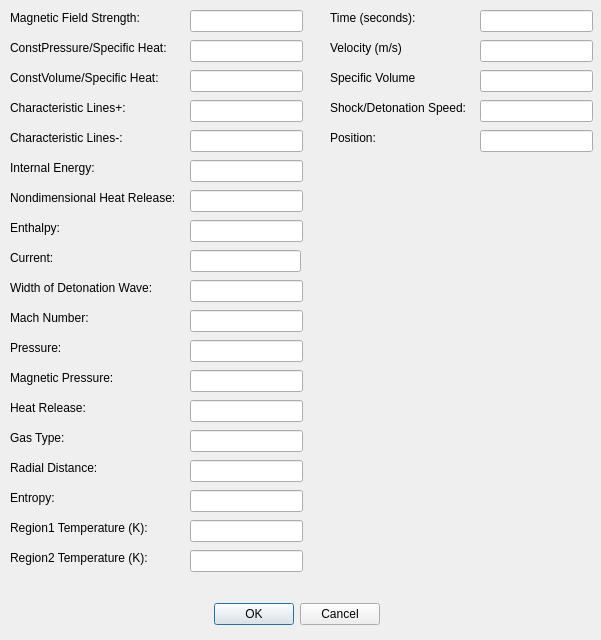
This is shockwaveparamsdlg.ui in caolandix/ShockwaveSim as Qt 5 draws it before an edit. The edited form follows.
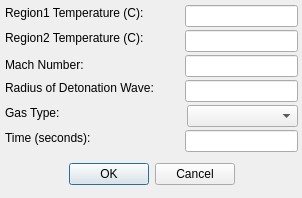
This is the edited form.

Diff of the .ui file:
```diff
--- a/shockwaveparamsdlg.ui
+++ b/shockwaveparamsdlg.ui
@@ -6,8 +6,8 @@
    <rect>
     <x>0</x>
     <y>0</y>
-    <width>601</width>
-    <height>640</height>
+    <width>302</width>
+    <height>198</height>
    </rect>
   </property>
   <property name="windowTitle">
@@ -16,8 +16,8 @@
   <widget class="QDialogButtonBox" name="btnsOkayCancel">
    <property name="geometry">
     <rect>
-     <x>150</x>
-     <y>600</y>
+     <x>5</x>
+     <y>160</y>
      <width>293</width>
      <height>28</height>
     </rect>
@@ -32,203 +32,37 @@
     <bool>true</bool>
    </property>
   </widget>
-  <widget class="QLabel" name="label">
-   <property name="geometry">
-    <rect>
-     <x>10</x>
-     <y>10</y>
-     <width>140</width>
-     <height>16</height>
-    </rect>
-   </property>
-   <property name="text">
-    <string>Magnetic Field Strength:</string>
-   </property>
-  </widget>
-  <widget class="QLineEdit" name="edtMagFieldStr">
-   <property name="geometry">
-    <rect>
-     <x>190</x>
-     <y>10</y>
-     <width>113</width>
-     <height>22</height>
-    </rect>
-   </property>
-  </widget>
-  <widget class="QLabel" name="label_2">
-   <property name="geometry">
-    <rect>
-     <x>10</x>
-     <y>40</y>
-     <width>166</width>
-     <height>16</height>
-    </rect>
-   </property>
-   <property name="text">
-    <string>ConstPressure/Specific Heat:</string>
-   </property>
-  </widget>
-  <widget class="QLabel" name="label_3">
-   <property name="geometry">
-    <rect>
-     <x>10</x>
-     <y>70</y>
-     <width>159</width>
-     <height>16</height>
-    </rect>
-   </property>
-   <property name="text">
-    <string>ConstVolume/Specific Heat:</string>
-   </property>
-  </widget>
-  <widget class="QLabel" name="label_4">
-   <property name="geometry">
-    <rect>
-     <x>10</x>
-     <y>100</y>
-     <width>131</width>
-     <height>16</height>
-    </rect>
-   </property>
-   <property name="text">
-    <string>Characteristic Lines+:</string>
-   </property>
-  </widget>
-  <widget class="QLabel" name="label_5">
-   <property name="geometry">
-    <rect>
-     <x>10</x>
-     <y>160</y>
-     <width>101</width>
-     <height>16</height>
-    </rect>
-   </property>
-   <property name="text">
-    <string>Internal Energy:</string>
-   </property>
-  </widget>
-  <widget class="QLabel" name="label_6">
-   <property name="geometry">
-    <rect>
-     <x>10</x>
-     <y>130</y>
-     <width>131</width>
-     <height>16</height>
-    </rect>
-   </property>
-   <property name="text">
-    <string>Characteristic Lines-:</string>
-   </property>
-  </widget>
-  <widget class="QLabel" name="label_7">
-   <property name="geometry">
-    <rect>
-     <x>10</x>
-     <y>190</y>
-     <width>181</width>
-     <height>16</height>
-    </rect>
-   </property>
-   <property name="text">
-    <string>Nondimensional Heat Release:</string>
-   </property>
-  </widget>
-  <widget class="QLabel" name="label_8">
-   <property name="geometry">
-    <rect>
-     <x>10</x>
-     <y>220</y>
-     <width>61</width>
-     <height>16</height>
-    </rect>
-   </property>
-   <property name="text">
-    <string>Enthalpy:</string>
-   </property>
-  </widget>
-  <widget class="QLabel" name="label_9">
-   <property name="geometry">
-    <rect>
-     <x>10</x>
-     <y>250</y>
-     <width>51</width>
-     <height>16</height>
-    </rect>
-   </property>
-   <property name="text">
-    <string>Current:</string>
-   </property>
-  </widget>
   <widget class="QLabel" name="label_10">
    <property name="geometry">
     <rect>
-     <x>10</x>
-     <y>280</y>
+     <x>5</x>
+     <y>80</y>
      <width>161</width>
      <height>16</height>
     </rect>
    </property>
    <property name="text">
-    <string>Width of Detonation Wave:</string>
-   </property>
-  </widget>
-  <widget class="QLabel" name="label_11">
-   <property name="geometry">
-    <rect>
-     <x>10</x>
-     <y>340</y>
-     <width>151</width>
-     <height>16</height>
-    </rect>
-   </property>
-   <property name="text">
-    <string>Pressure:</string>
+    <string>Radius of Detonation Wave:</string>
    </property>
   </widget>
   <widget class="QLabel" name="label_12">
    <property name="geometry">
     <rect>
-     <x>10</x>
-     <y>310</y>
+     <x>5</x>
+     <y>55</y>
      <width>140</width>
-     <height>16</height>
+     <height>20</height>
     </rect>
    </property>
    <property name="text">
     <string>Mach Number:</string>
    </property>
   </widget>
-  <widget class="QLabel" name="label_13">
-   <property name="geometry">
-    <rect>
-     <x>10</x>
-     <y>370</y>
-     <width>151</width>
-     <height>16</height>
-    </rect>
-   </property>
-   <property name="text">
-    <string>Magnetic Pressure:</string>
-   </property>
-  </widget>
-  <widget class="QLabel" name="label_14">
-   <property name="geometry">
-    <rect>
-     <x>10</x>
-     <y>400</y>
-     <width>81</width>
-     <height>16</height>
-    </rect>
-   </property>
-   <property name="text">
-    <string>Heat Release:</string>
-   </property>
-  </widget>
   <widget class="QLabel" name="label_15">
    <property name="geometry">
     <rect>
-     <x>10</x>
-     <y>430</y>
+     <x>5</x>
+     <y>105</y>
      <width>61</width>
      <height>16</height>
     </rect>
@@ -237,50 +71,24 @@
     <string>Gas Type:</string>
    </property>
   </widget>
-  <widget class="QLabel" name="label_16">
-   <property name="geometry">
-    <rect>
-     <x>10</x>
-     <y>460</y>
-     <width>101</width>
-     <height>16</height>
-    </rect>
-   </property>
-   <property name="text">
-    <string>Radial Distance:</string>
-   </property>
-  </widget>
-  <widget class="QLabel" name="label_17">
-   <property name="geometry">
-    <rect>
-     <x>10</x>
-     <y>490</y>
-     <width>151</width>
-     <height>16</height>
-    </rect>
-   </property>
-   <property name="text">
-    <string>Entropy:</string>
-   </property>
-  </widget>
   <widget class="QLabel" name="label_18">
    <property name="geometry">
     <rect>
-     <x>10</x>
-     <y>520</y>
+     <x>5</x>
+     <y>5</y>
      <width>151</width>
      <height>16</height>
     </rect>
    </property>
    <property name="text">
-    <string>Region1 Temperature (K):</string>
+    <string>Region1 Temperature (C):</string>
    </property>
   </widget>
   <widget class="QLabel" name="label_19">
    <property name="geometry">
     <rect>
-     <x>330</x>
-     <y>10</y>
+     <x>5</x>
+     <y>130</y>
      <width>151</width>
      <height>16</height>
     </rect>
@@ -289,107 +97,11 @@
     <string>Time (seconds):</string>
    </property>
   </widget>
-  <widget class="QLabel" name="label_20">
+  <widget class="QLineEdit" name="edtRadiusOfDetonation">
    <property name="geometry">
     <rect>
-     <x>330</x>
-     <y>70</y>
-     <width>151</width>
-     <height>16</height>
-    </rect>
-   </property>
-   <property name="text">
-    <string>Specific Volume</string>
-   </property>
-  </widget>
-  <widget class="QLabel" name="label_21">
-   <property name="geometry">
-    <rect>
-     <x>330</x>
-     <y>40</y>
-     <width>151</width>
-     <height>16</height>
-    </rect>
-   </property>
-   <property name="text">
-    <string>Velocity (m/s)</string>
-   </property>
-  </widget>
-  <widget class="QLineEdit" name="edtConstPressSpecificHeat">
-   <property name="geometry">
-    <rect>
-     <x>190</x>
-     <y>40</y>
-     <width>113</width>
-     <height>22</height>
-    </rect>
-   </property>
-  </widget>
-  <widget class="QLineEdit" name="edtCharLinesPlus">
-   <property name="geometry">
-    <rect>
-     <x>190</x>
-     <y>100</y>
-     <width>113</width>
-     <height>22</height>
-    </rect>
-   </property>
-  </widget>
-  <widget class="QLineEdit" name="edtCharLinesMinus">
-   <property name="geometry">
-    <rect>
-     <x>190</x>
-     <y>130</y>
-     <width>113</width>
-     <height>22</height>
-    </rect>
-   </property>
-  </widget>
-  <widget class="QLineEdit" name="edtInternalEnergy">
-   <property name="geometry">
-    <rect>
-     <x>190</x>
-     <y>160</y>
-     <width>113</width>
-     <height>22</height>
-    </rect>
-   </property>
-  </widget>
-  <widget class="QLineEdit" name="edtNonDimHeatRel">
-   <property name="geometry">
-    <rect>
-     <x>190</x>
-     <y>190</y>
-     <width>113</width>
-     <height>22</height>
-    </rect>
-   </property>
-  </widget>
-  <widget class="QLineEdit" name="edtEnthalpy">
-   <property name="geometry">
-    <rect>
-     <x>190</x>
-     <y>220</y>
-     <width>113</width>
-     <height>22</height>
-    </rect>
-   </property>
-  </widget>
-  <widget class="QLineEdit" name="edtCurrent">
-   <property name="geometry">
-    <rect>
-     <x>190</x>
-     <y>250</y>
-     <width>111</width>
-     <height>22</height>
-    </rect>
-   </property>
-  </widget>
-  <widget class="QLineEdit" name="edtWidthOfDetonation">
-   <property name="geometry">
-    <rect>
-     <x>190</x>
-     <y>280</y>
+     <x>185</x>
+     <y>80</y>
      <width>113</width>
      <height>22</height>
     </rect>
@@ -398,84 +110,8 @@
   <widget class="QLineEdit" name="edtMachNum">
    <property name="geometry">
     <rect>
-     <x>190</x>
-     <y>310</y>
-     <width>113</width>
-     <height>22</height>
-    </rect>
-   </property>
-  </widget>
-  <widget class="QLineEdit" name="edtConstVolSpecificHeat">
-   <property name="geometry">
-    <rect>
-     <x>190</x>
-     <y>70</y>
-     <width>113</width>
-     <height>22</height>
-    </rect>
-   </property>
-  </widget>
-  <widget class="QLabel" name="label_23">
-   <property name="geometry">
-    <rect>
-     <x>330</x>
-     <y>130</y>
-     <width>51</width>
-     <height>16</height>
-    </rect>
-   </property>
-   <property name="text">
-    <string>Position: </string>
-   </property>
-  </widget>
-  <widget class="QLabel" name="label_22">
-   <property name="geometry">
-    <rect>
-     <x>330</x>
-     <y>100</y>
-     <width>151</width>
-     <height>16</height>
-    </rect>
-   </property>
-   <property name="text">
-    <string>Shock/Detonation Speed: </string>
-   </property>
-  </widget>
-  <widget class="QLineEdit" name="edtPressure">
-   <property name="geometry">
-    <rect>
-     <x>190</x>
-     <y>340</y>
-     <width>113</width>
-     <height>22</height>
-    </rect>
-   </property>
-  </widget>
-  <widget class="QLineEdit" name="edtGasType">
-   <property name="geometry">
-    <rect>
-     <x>190</x>
-     <y>430</y>
-     <width>113</width>
-     <height>22</height>
-    </rect>
-   </property>
-  </widget>
-  <widget class="QLineEdit" name="edtHeatRel">
-   <property name="geometry">
-    <rect>
-     <x>190</x>
-     <y>400</y>
-     <width>113</width>
-     <height>22</height>
-    </rect>
-   </property>
-  </widget>
-  <widget class="QLineEdit" name="edtMagPress">
-   <property name="geometry">
-    <rect>
-     <x>190</x>
-     <y>370</y>
+     <x>185</x>
+     <y>55</y>
      <width>113</width>
      <height>22</height>
     </rect>
@@ -484,58 +120,8 @@
   <widget class="QLineEdit" name="edtTempR1">
    <property name="geometry">
     <rect>
-     <x>190</x>
-     <y>520</y>
-     <width>113</width>
-     <height>22</height>
-    </rect>
-   </property>
-  </widget>
-  <widget class="QLineEdit" name="edtEntropy">
-   <property name="geometry">
-    <rect>
-     <x>190</x>
-     <y>490</y>
-     <width>113</width>
-     <height>22</height>
-    </rect>
-   </property>
-  </widget>
-  <widget class="QLineEdit" name="edtRadialDist">
-   <property name="geometry">
-    <rect>
-     <x>190</x>
-     <y>460</y>
-     <width>113</width>
-     <height>22</height>
-    </rect>
-   </property>
-  </widget>
-  <widget class="QLineEdit" name="edtShockDetSpeed">
-   <property name="geometry">
-    <rect>
-     <x>480</x>
-     <y>100</y>
-     <width>113</width>
-     <height>22</height>
-    </rect>
-   </property>
-  </widget>
-  <widget class="QLineEdit" name="edtSpecificVol">
-   <property name="geometry">
-    <rect>
-     <x>480</x>
-     <y>70</y>
-     <width>113</width>
-     <height>22</height>
-    </rect>
-   </property>
-  </widget>
-  <widget class="QLineEdit" name="edtVelocity">
-   <property name="geometry">
-    <rect>
-     <x>480</x>
-     <y>40</y>
+     <x>185</x>
+     <y>5</y>
      <width>113</width>
      <height>22</height>
     </rect>
@@ -544,17 +130,7 @@
   <widget class="QLineEdit" name="edtTime">
    <property name="geometry">
     <rect>
-     <x>480</x>
-     <y>10</y>
-     <width>113</width>
-     <height>22</height>
-    </rect>
-   </property>
-  </widget>
-  <widget class="QLineEdit" name="edtPosition">
-   <property name="geometry">
-    <rect>
-     <x>480</x>
+     <x>185</x>
      <y>130</y>
      <width>113</width>
      <height>22</height>
@@ -564,26 +140,36 @@
   <widget class="QLabel" name="label_24">
    <property name="geometry">
     <rect>
-     <x>10</x>
-     <y>550</y>
+     <x>5</x>
+     <y>30</y>
      <width>151</width>
      <height>16</height>
     </rect>
    </property>
    <property name="text">
-    <string>Region2 Temperature (K):</string>
+    <string>Region2 Temperature (C):</string>
    </property>
   </widget>
   <widget class="QLineEdit" name="edtTempR2">
    <property name="geometry">
     <rect>
-     <x>190</x>
-     <y>550</y>
+     <x>185</x>
+     <y>30</y>
      <width>113</width>
      <height>22</height>
     </rect>
    </property>
   </widget>
+  <widget class="QComboBox" name="cbGasType">
+   <property name="geometry">
+    <rect>
+     <x>187</x>
+     <y>105</y>
+     <width>111</width>
+     <height>22</height>
+    </rect>
+   </property>
+  </widget>
  </widget>
  <resources/>
  <connections>
```
